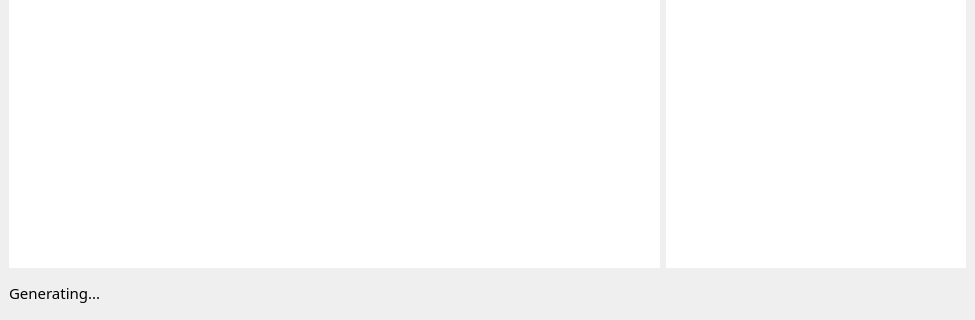
daijro/EssayGen, file design.ui: the form before one commit; both pictures show x 0 to 975 and y 303 to 623 of the 975 by 623 pixel window.
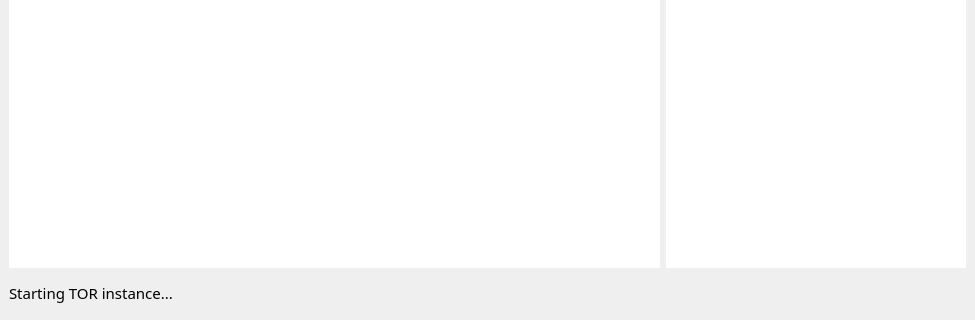
The form after the commit. The open tabs and pages were chosen to show the change.

```diff
--- a/design.ui
+++ b/design.ui
@@ -239,7 +239,7 @@
            <item row="0" column="0">
             <widget class="QLabel" name="label_2">
              <property name="text">
-              <string>Generating...</string>
+              <string>Starting TOR instance...</string>
              </property>
             </widget>
            </item>
```
Left out of the diff: 12 changed lines with no effect on the pictures.
